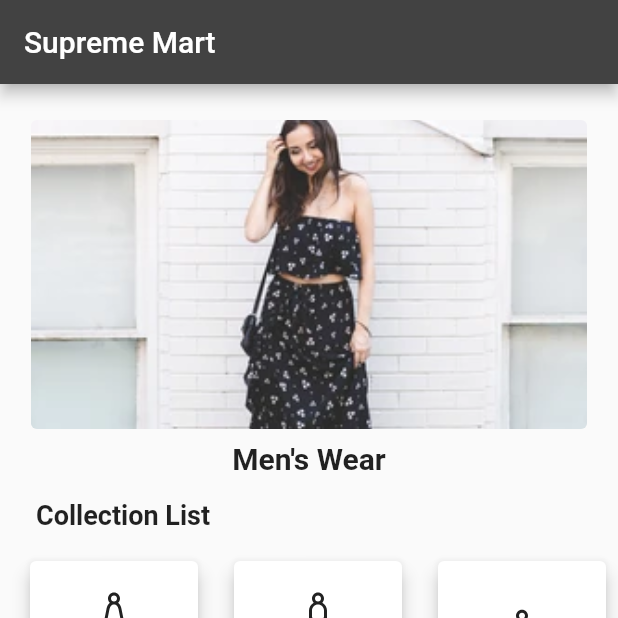
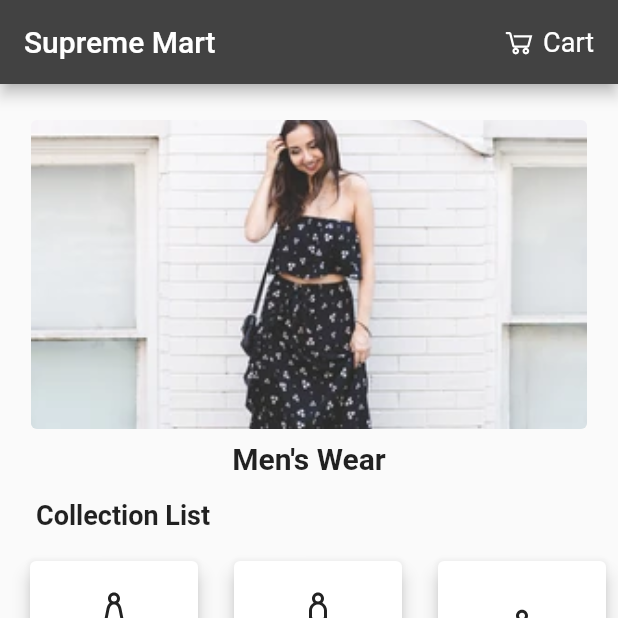
Before and after one commit to Mubaola23/suprememart, a Flutter app: the screen it shows after launch, on a phone screen of 412 x 824 dp, the top half of it. Run offline on Flutter 3.47's test engine with Material 2 defaults, Android fonts, the phone set to English and light mode, and no system bars; drawn by our look-alikes of carousel_slider, google_nav_bar; our stand-ins replace line_icons.

Commit message:
Added a shopping cart

```diff
--- a/lib/views/screens/bottom_navigation.dart
+++ b/lib/views/screens/bottom_navigation.dart
@@ -29,7 +29,24 @@ class _BottomNavigationState extends State<BottomNavigation> {
     return Scaffold(
       appBar: AppBar(
         title: Text('Supreme Mart'),
-        actions: [],
+        actions: [
+          InkWell(
+            onTap: () {},
+            child: Padding(
+              padding: const EdgeInsets.only(right: 16.0),
+              child: Row(
+                children: [
+                  Icon(LineIcons.shopping_cart),
+                  SizedBox(width: 4.0),
+                  Text(
+                    'Cart',
+                    style: TextStyle(fontSize: 18),
+                  ),
+                ],
+              ),
+            ),
+          )
+        ],
       ),
       body: Center(
         child: _widgetOptions.elementAt(_selectedIndex),
```
